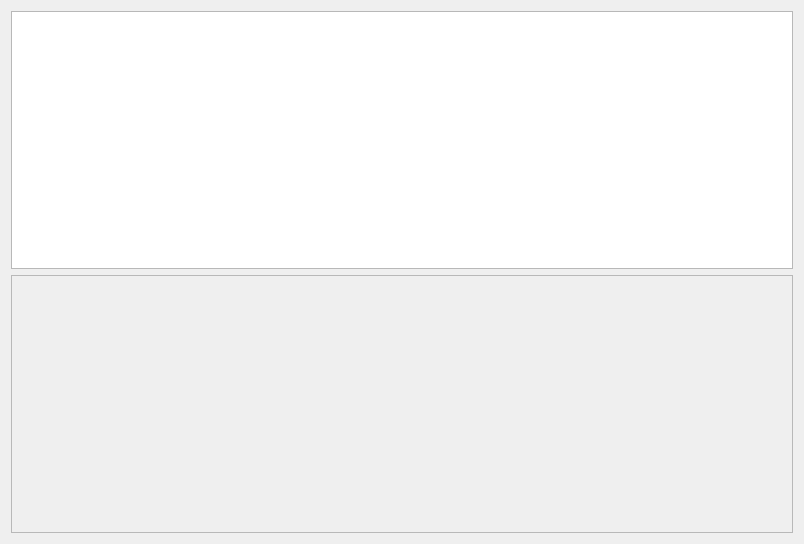
Qt form Qt-Zhku-Client/ChoosingResult_Ui.ui (yujiecong/Qt-Zhku-Client) before a commit.
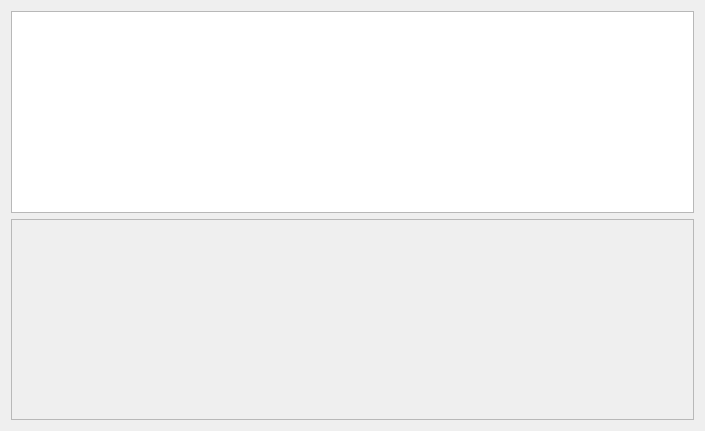
The same form after that commit.

What changed in the file:
```diff
--- a/Qt-Zhku-Client/ChoosingResult_Ui.ui
+++ b/Qt-Zhku-Client/ChoosingResult_Ui.ui
@@ -6,8 +6,8 @@
    <rect>
     <x>0</x>
     <y>0</y>
-    <width>804</width>
-    <height>544</height>
+    <width>705</width>
+    <height>431</height>
    </rect>
   </property>
   <property name="windowTitle">
@@ -21,7 +21,7 @@
 &lt;html&gt;&lt;head&gt;&lt;meta name=&quot;qrichtext&quot; content=&quot;1&quot; /&gt;&lt;style type=&quot;text/css&quot;&gt;
 p, li { white-space: pre-wrap; }
 &lt;/style&gt;&lt;/head&gt;&lt;body style=&quot; font-family:'SimSun'; font-size:9pt; font-weight:400; font-style:normal;&quot;&gt;
-&lt;p style=&quot;-qt-paragraph-type:empty; margin-top:0px; margin-bottom:0px; margin-left:0px; margin-right:0px; -qt-block-indent:0; text-indent:0px; font-family:'SimSun';&quot;&gt;&lt;br /&gt;&lt;/p&gt;&lt;/body&gt;&lt;/html&gt;</string>
+&lt;p style=&quot;-qt-paragraph-type:empty; margin-top:0px; margin-bottom:0px; margin-left:0px; margin-right:0px; -qt-block-indent:0; text-indent:0px;&quot;&gt;&lt;br /&gt;&lt;/p&gt;&lt;/body&gt;&lt;/html&gt;</string>
      </property>
     </widget>
    </item>
@@ -35,8 +35,8 @@
        <rect>
         <x>0</x>
         <y>0</y>
-        <width>784</width>
-        <height>258</height>
+        <width>685</width>
+        <height>201</height>
        </rect>
       </property>
       <layout class="QVBoxLayout" name="verticalLayout_2"/>
```
